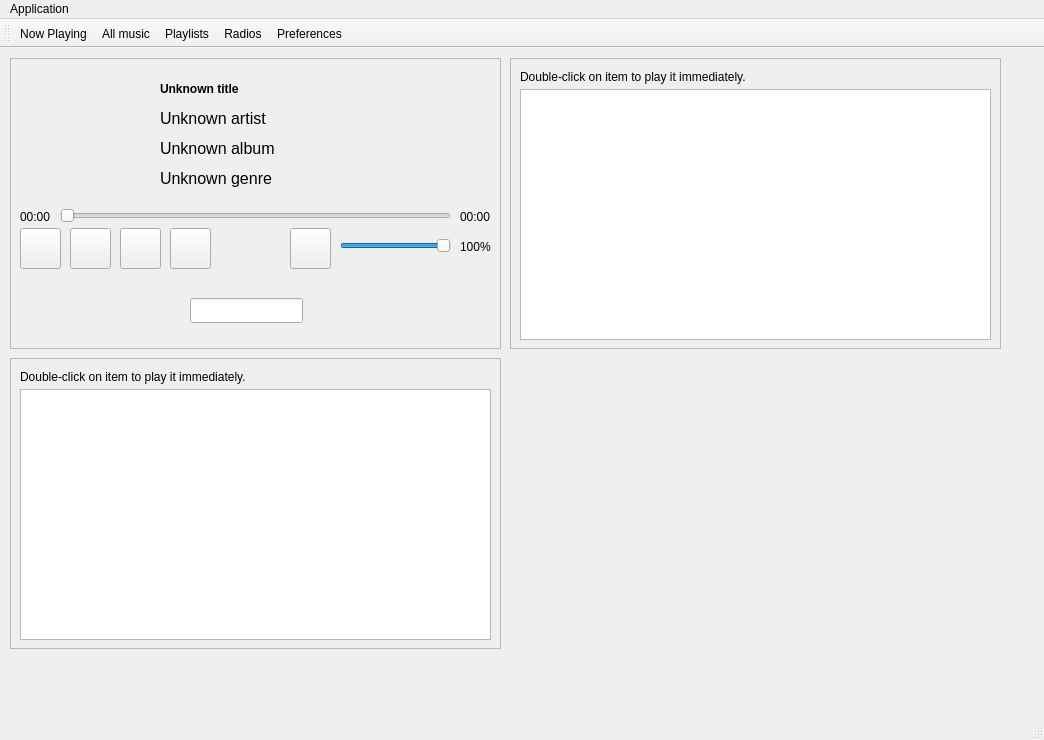
Above: Client/remotecontroller.ui from felsocim/If-MPV before the change. Below: the same form after it.
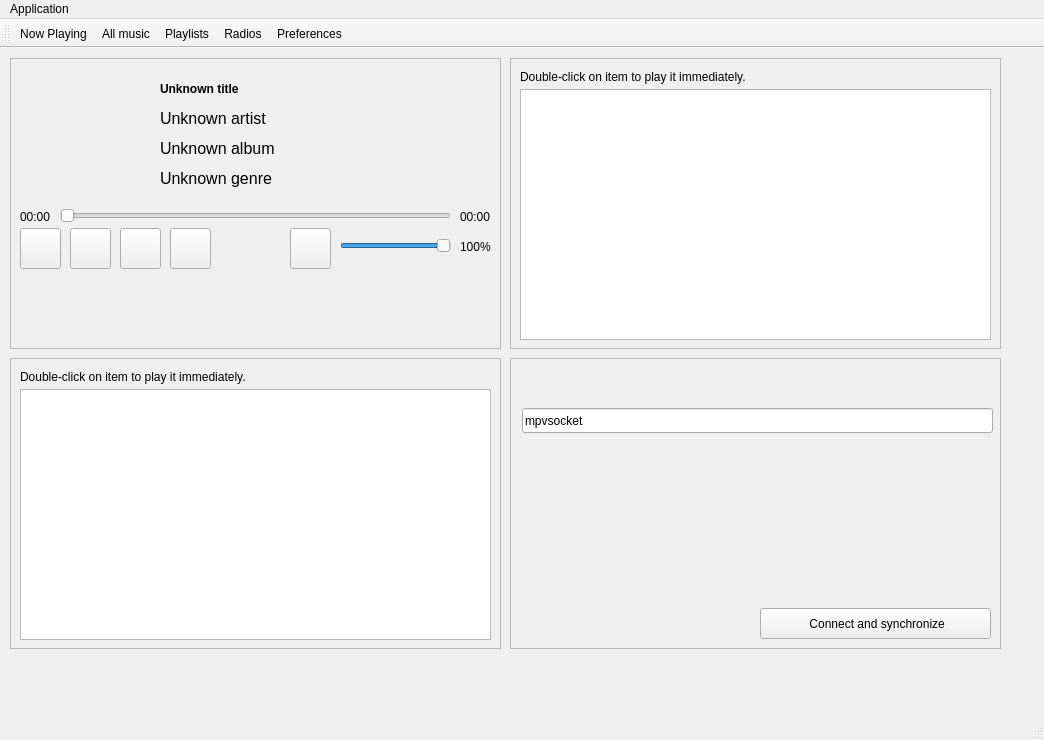
That is the form after the change. Icons and pictures are not drawn.

Patch:
```diff
--- a/Client/remotecontroller.ui
+++ b/Client/remotecontroller.ui
@@ -325,16 +325,6 @@
       <string>100%</string>
      </property>
     </widget>
-    <widget class="QLineEdit" name="editServerName">
-     <property name="geometry">
-      <rect>
-       <x>180</x>
-       <y>240</y>
-       <width>113</width>
-       <height>25</height>
-      </rect>
-     </property>
-    </widget>
    </widget>
    <widget class="QFrame" name="frameAllMusic">
     <property name="geometry">
@@ -414,6 +404,60 @@
      </property>
     </widget>
    </widget>
+   <widget class="QFrame" name="framePreferences">
+    <property name="geometry">
+     <rect>
+      <x>510</x>
+      <y>310</y>
+      <width>491</width>
+      <height>291</height>
+     </rect>
+    </property>
+    <property name="frameShape">
+     <enum>QFrame::StyledPanel</enum>
+    </property>
+    <property name="frameShadow">
+     <enum>QFrame::Raised</enum>
+    </property>
+    <widget class="QLineEdit" name="editServerName">
+     <property name="geometry">
+      <rect>
+       <x>12</x>
+       <y>50</y>
+       <width>471</width>
+       <height>25</height>
+      </rect>
+     </property>
+     <property name="font">
+      <font>
+       <pointsize>9</pointsize>
+      </font>
+     </property>
+     <property name="text">
+      <string>mpvsocket</string>
+     </property>
+     <property name="placeholderText">
+      <string>Remote server name</string>
+     </property>
+    </widget>
+    <widget class="QPushButton" name="buttonConnectToRemoteServer">
+     <property name="geometry">
+      <rect>
+       <x>250</x>
+       <y>250</y>
+       <width>231</width>
+       <height>31</height>
+      </rect>
+     </property>
+     <property name="text">
+      <string> Connect and synchronize</string>
+     </property>
+     <property name="icon">
+      <iconset resource="ressources.qrc">
+       <normaloff>:/size24/network-server.png</normaloff>:/size24/network-server.png</iconset>
+     </property>
+    </widget>
+   </widget>
   </widget>
   <widget class="QMenuBar" name="menuBar">
    <property name="geometry">
```
